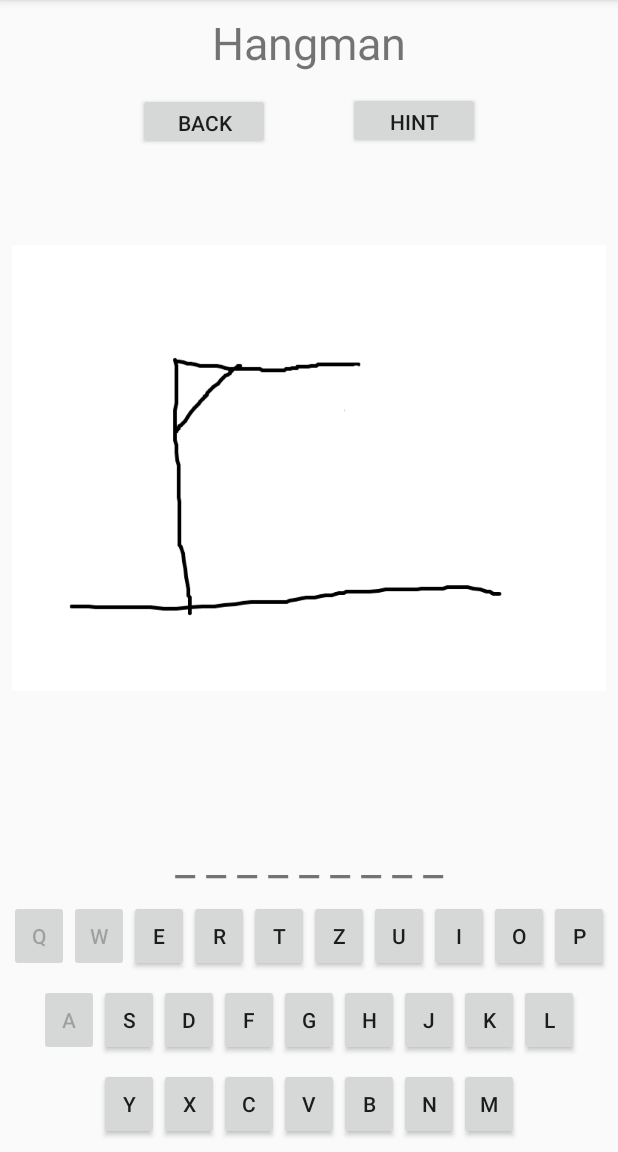
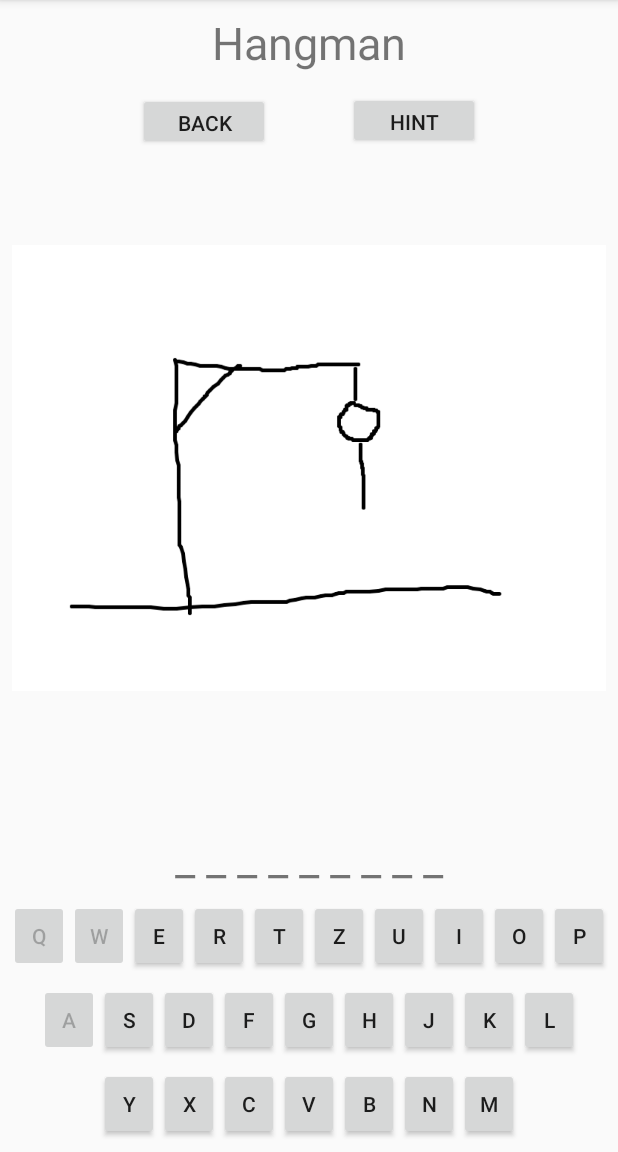
Before and after one commit to sw19-tug/morning05, an Android app: the HangmanActivity screen opened directly, with no data from a screen before it, after a tap on an icon or button, on a phone screen of 412 x 824 dp, the part 84-1236 px from its top. Run offline under Robolectric (Android 15) with nearby library versions, the phone set to English and light mode, and no system bars; 2 other taps on this screen came first.

Commit message:
GAMES_008 show next hangman images after wrong guess [MH, TJ]

```diff
--- a/app/src/main/java/com/example/sw19_morning05/HangmanActivity.java
+++ b/app/src/main/java/com/example/sw19_morning05/HangmanActivity.java
@@ -6,9 +6,21 @@ import android.os.Bundle;
 import android.support.v7.app.AppCompatActivity;
 import android.view.View;
 import android.widget.Button;
+import android.widget.ImageView;
 import android.widget.TextView;
 
 public class HangmanActivity extends AppCompatActivity {
+
+    int[] images = {
+            R.drawable.image_hm_1,
+            R.drawable.image_hm_2,
+            R.drawable.image_hm_3,
+            R.drawable.image_hm_4,
+            R.drawable.image_hm_5,
+            R.drawable.image_hm_6,
+            R.drawable.image_hm_7,
+            R.drawable.image_hm_8,
+    };
 
     public static String word_list[] = { "GIN", "VODKA", "RUM", "BRANDY", "BACARDI", "COGNAC", "WHISKY",
             "JAEGERMEISTER", "HAVANNA", "BELVEDERE", "ABSOLUT", "GREYGOOSE", "WILLIAMS", "SCHNAPS", "ABSINTH" };
@@ -21,6 +33,9 @@ public class HangmanActivity extends AppCompatActivity {
     protected void onCreate(Bundle savedInstanceState) {
         super.onCreate(savedInstanceState);
         setContentView(R.layout.activity_hangman);
+
+        ImageView image = findViewById(R.id.image_hm);
+        image.setContentDescription("wrongGuess" + wrong_guesses);
 
         final Button btn_a = findViewById(R.id.btn_a);
         btn_a.setOnClickListener(new View.OnClickListener() {
@@ -305,7 +320,10 @@ public class HangmanActivity extends AppCompatActivity {
         textv_word_view.setText(word_place_holder);
 
         if (notFound) {
+            ImageView image = findViewById(R.id.image_hm);
+            image.setImageResource(images[wrong_guesses]);
             wrong_guesses++;
+            image.setContentDescription("wrongGuess" + wrong_guesses);
         }
 
         if (wrong_guesses == 8) {
```
